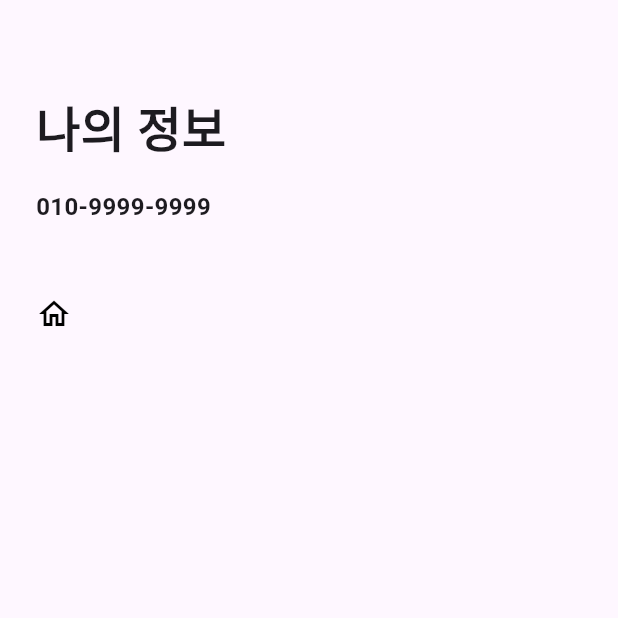
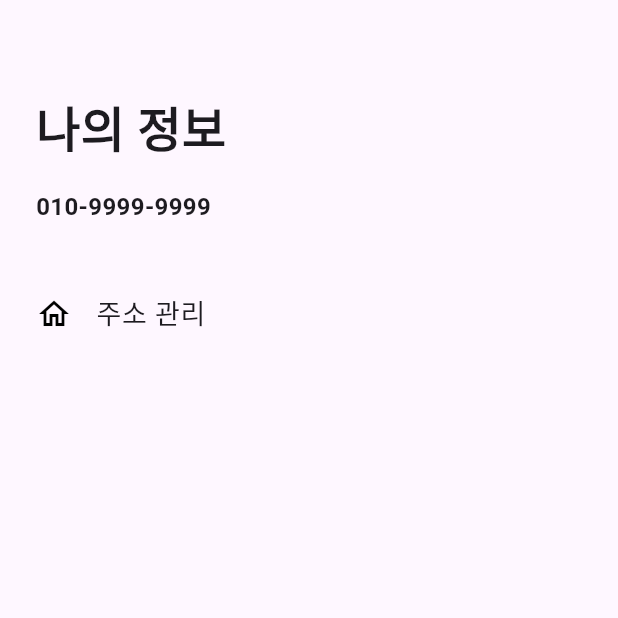
Before and after one commit to rkdand372/Miso_Starbucks, a Flutter app: the MisoFourthPage screen opened directly, on a phone screen of 412 x 824 dp, the top half of it. Run offline on Flutter 3.47's test engine with Material 3 defaults, Android fonts, the phone set to English and light mode, and no system bars.

Commit message:
add: 텍스트"주소 관리"

```diff
--- a/lib/miso.dart
+++ b/lib/miso.dart
@@ -368,6 +368,10 @@ class MisoFourthPage extends StatelessWidget {
                 onTap: () => print("주소 관리 클릭 됨"),
                 contentPadding: EdgeInsets.all(0),
                 leading: Icon(Icons.home_outlined, color: Colors.black),
+                title: Text(
+                  "주소 관리",
+                  style: TextStyle(fontSize: 18, fontWeight: FontWeight.w500),
+                ),
               ),
             ],
           ),
```
